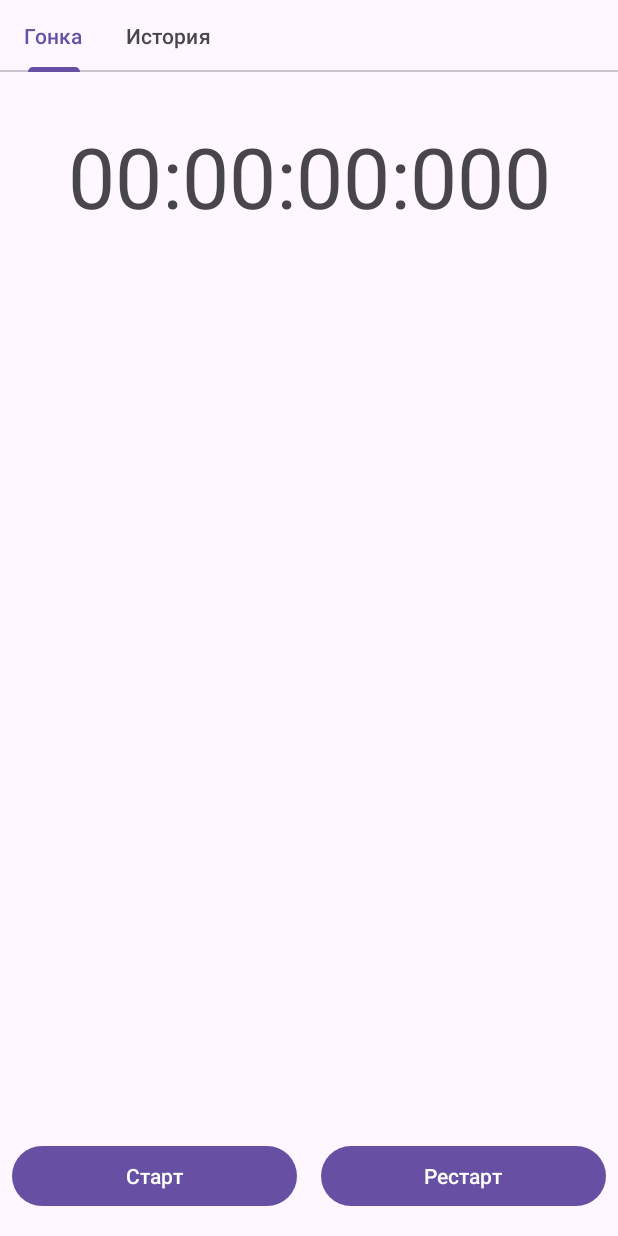
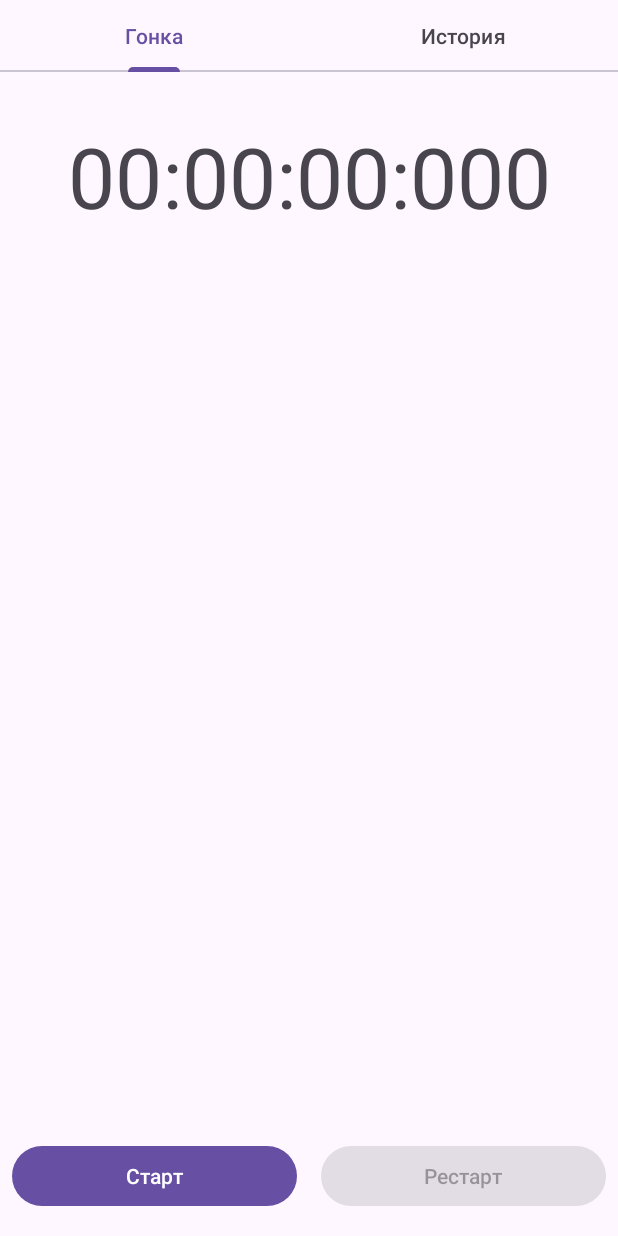
Before and after one commit to hello-motem/HorseRace, an Android app: the screen it shows after launch (MainActivity), on a phone screen of 412 x 824 dp. Run offline under Robolectric (Android 15) with nearby library versions, the phone set to English and light mode, and no system bars; our stand-ins replace Dagger/Hilt's generated code.

Commit message:
Исправил некорректные размеры табов в TabLayout

```diff
--- a/app/src/main/java/com/hellomotem/horserace/race/presentation/RaceFragment.kt
+++ b/app/src/main/java/com/hellomotem/horserace/race/presentation/RaceFragment.kt
@@ -56,6 +56,7 @@ class RaceFragment: Fragment(R.layout.fragment_race_screen) {
 
     private fun setupState(state: RaceViewModel.State) {
         binding.timerTextview.text = state.time.formatted()
-        binding.restartButton.isEnabled = state.time != RaceTimeUi.empty
+        binding.restartButton.isEnabled = state.time != RaceTimeUi.ZERO
+        binding.startButton.isEnabled = state.time == RaceTimeUi.ZERO
     }
 }
--- a/app/src/main/res/layout/activity_main.xml
+++ b/app/src/main/res/layout/activity_main.xml
@@ -10,9 +10,7 @@
 
     <com.google.android.material.tabs.TabLayout
         android:id="@+id/tabs"
-        app:tabMode="scrollable"
-        app:tabMaxWidth="0dp"
-        app:tabGravity="fill"
+        app:tabMode="fixed"
         android:layout_width="match_parent"
         android:layout_height="48dp"/>
 
```
